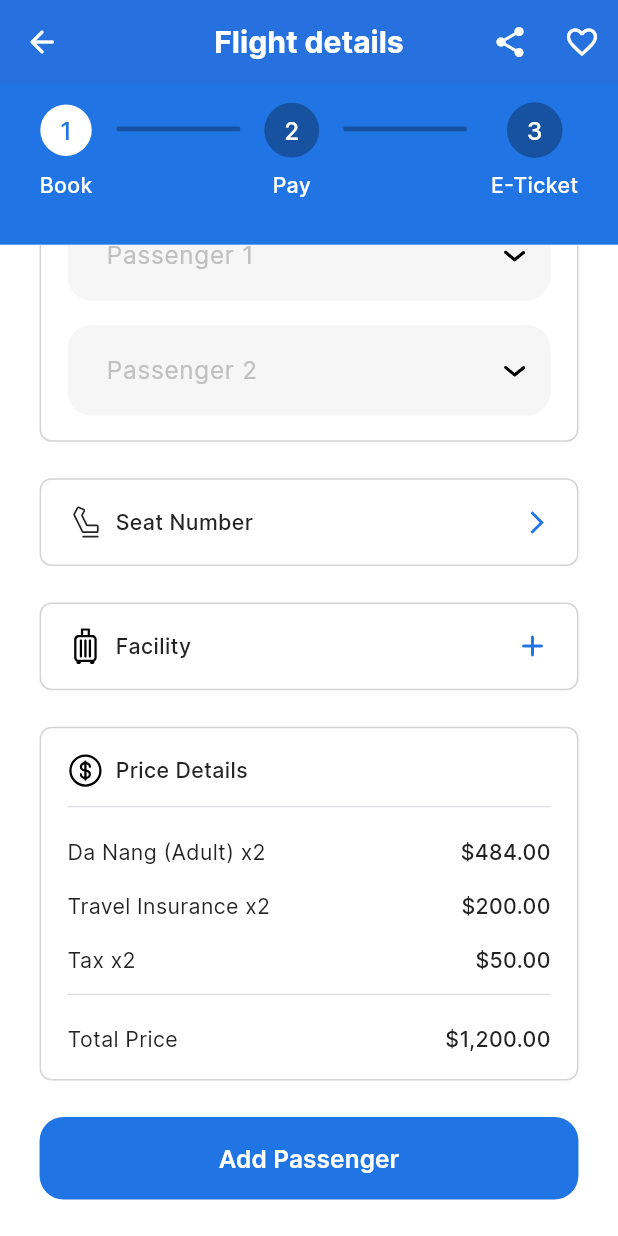
After one commit to AymenSensai/SkyCruiseApp, a Flutter app: the FlightDetailsScreen screen opened by its route, scrolled down 498 dp, after a tap on "Add Passenger", on a phone screen of 412 x 824 dp. The commit adds this screen. Run offline on Flutter 3.47's test engine with Material 3 defaults, Android fonts, the phone set to English and light mode, and no system bars; our stand-ins replace dio, flutter_otp_text_field, flutter_screenutil, flutter_spinkit, flutter_svg, fluttertoast and 4 more; generated files the repository leaves out were written again.

Commit message:
- Added Flight details screen.

```diff
--- a/lib/core/routing/app_router.dart
+++ b/lib/core/routing/app_router.dart
@@ -6,6 +6,7 @@ import '../../features/authentication/presentation/screens/forget_password_scree
 import '../../features/authentication/presentation/screens/sign_in_screen.dart';
 import '../../features/authentication/presentation/screens/sign_up_screen.dart';
 import '../../features/authentication/presentation/screens/welcome_screen.dart';
+import '../../features/flight/presentation/screens/flight_details.dart';
 import '../../features/home/presentation/screens/Home.dart';
 import '../../features/home/presentation/screens/airport_search.dart';
 import '../../features/home/presentation/screens/notification.dart';
@@ -75,6 +76,8 @@ class AppRouter {
         return MaterialPageRoute(builder: (_) => const PaymentMethodsScreen());
       case Routes.paymentMethod:
         return MaterialPageRoute(builder: (_) => const PaymentMethodScreen());
+      case Routes.flightDetails:
+        return MaterialPageRoute(builder: (_) => const FlightDetailsScreen());
 
       case Routes.search:
         return MaterialPageRoute(builder: (_) => const SearchScreen());
--- a/lib/core/routing/routes.dart
+++ b/lib/core/routing/routes.dart
@@ -25,5 +25,7 @@ class Routes {
 
   static const String search = '/search';
 
+  static const String flightDetails = '/flightDetails';
+
   static const String appHome = '/appHome';
 }
--- a/lib/core/theming/styles.dart
+++ b/lib/core/theming/styles.dart
@@ -60,6 +60,16 @@ class TextStyles {
       fontWeight: FontWeightHelper.semiBold,
       color: ColorsManager.primary500);
 
+  static TextStyle font16Primary500Medium = TextStyle(
+      fontSize: 16.sp,
+      fontWeight: FontWeightHelper.medium,
+      color: ColorsManager.primary500);
+
+  static TextStyle font16Neutral50Medium = TextStyle(
+      fontSize: 16.sp,
+      fontWeight: FontWeightHelper.medium,
+      color: ColorsManager.neutral50);
+
   static TextStyle font16Error500Semibold = TextStyle(
       fontSize: 16.sp,
       fontWeight: FontWeightHelper.semiBold,
@@ -119,6 +129,11 @@ class TextStyles {
       fontSize: 14.sp,
       fontWeight: FontWeightHelper.regular,
       color: ColorsManager.neutral800);
+
+  static TextStyle font14Neutral50Medium = TextStyle(
+      fontSize: 14.sp,
+      fontWeight: FontWeightHelper.medium,
+      color: ColorsManager.neutral50);
 
   static TextStyle font14Neutral50Regular = TextStyle(
       fontSize: 14.sp,
--- a/lib/core/utils/assets.dart
+++ b/lib/core/utils/assets.dart
@@ -62,6 +62,10 @@ abstract class Assets {
 
   static const String arrowDownward = 'assets/svgs/arrow_downward.svg';
 
+  static const String contact = 'assets/svgs/contact.svg';
+  static const String suitcase = 'assets/svgs/suitcase.svg';
+  static const String dollar = 'assets/svgs/dollar.svg';
+
   //This is dummy icons for notification screen.
   // TODO: Delete this after and don't forget to delete the icons also from assets folder
   static const String wallet = 'assets/svgs/wallet.svg';
--- a/lib/core/widgets/app_bar.dart
+++ b/lib/core/widgets/app_bar.dart
@@ -30,7 +30,7 @@ class BackCenteredTitleAppBar extends StatelessWidget
   const BackCenteredTitleAppBar({super.key, required this.title, this.action});
 
   final String title;
-  final Widget? action;
+  final List<Widget>? action;
 
   @override
   Size get preferredSize => const Size.fromHeight(kToolbarHeight);
@@ -46,7 +46,7 @@ class BackCenteredTitleAppBar extends StatelessWidget
           Icons.arrow_back_rounded,
         ),
       ),
-      actions: action != null ? [action!] : null,
+      actions: action,
     );
   }
 }
--- /dev/null
+++ b/lib/features/flight/presentation/screens/flight_details.dart
@@ -0,0 +1,351 @@
+import 'package:flutter/cupertino.dart';
+import 'package:flutter/material.dart';
+import 'package:flutter/widgets.dart';
+import 'package:flutter_screenutil/flutter_screenutil.dart';
+import 'package:flutter_svg/flutter_svg.dart';
+import 'package:sky_cruise/core/helpers/extensions.dart';
+import 'package:sky_cruise/core/helpers/spacing.dart';
+import 'package:sky_cruise/core/routing/routes.dart';
+import 'package:sky_cruise/core/theming/colors.dart';
+import 'package:sky_cruise/core/theming/styles.dart';
+import 'package:sky_cruise/core/utils/assets.dart';
+import 'package:sky_cruise/core/widgets/app_bar.dart';
+import 'package:sky_cruise/core/widgets/app_text_button.dart';
+import 'package:sky_cruise/core/widgets/flight.dart';
+import 'package:sky_cruise/features/flight/presentation/widgets/custom_stepper.dart';
+
+import '../../../../core/widgets/app_text_form_field.dart';
+
+class FlightDetailsScreen extends StatefulWidget {
+  const FlightDetailsScreen({super.key});
+
+  @override
+  State<FlightDetailsScreen> createState() => _FlightDetailsScreenState();
+}
+
+class _FlightDetailsScreenState extends State<FlightDetailsScreen> {
+  final TextEditingController controller = TextEditingController();
+  final TextEditingController controller2 = TextEditingController();
+
+  @override
+  Widget build(BuildContext context) {
+    double screenHeight = MediaQuery.of(context).size.height;
+
+    return Scaffold(
+      appBar: _appBar(),
+      body: SafeArea(
+          child: Stack(
+        children: [
+          Positioned(
+            height: screenHeight * 0.13,
+            left: 0,
+            right: 0,
+            child: Container(
+              color: ColorsManager.primary500,
+              height: 100.h,
+              padding: EdgeInsets.only(left: 24.w, right: 24.w, top: 12.h),
+              child: const CustomStepper(),
+            ),
+          ),
+          Positioned(
+            top: screenHeight * 0.13,
+            bottom: 0,
+            left: 0,
+            right: 0,
+            child: SingleChildScrollView(
+              child: Padding(
+                padding: EdgeInsets.symmetric(horizontal: 24.w, vertical: 24.h),
+                child: Column(
+                  children: [
+                    const Flight(),
+                    verticalSpace(16),
+                    _contactDetails(),
+                    verticalSpace(24),
+                    _passengerDetails(),
+                    verticalSpace(24),
+                    _seatNumber(),
+                    verticalSpace(24),
+                    _facility(),
+                    verticalSpace(24),
+                    _priceDetails(),
+                    verticalSpace(24),
+                    _addPassenger()
+                  ],
+                ),
+              ),
+            ),
+          ),
+        ],
+      )),
+    );
+  }
+
+  BackCenteredTitleAppBar _appBar() {
+    return BackCenteredTitleAppBar(
+      title: 'Flight details',
+      action: [
+        IconButton(
+          onPressed: () {},
+          icon: const Icon(Icons.share_rounded),
+        ),
+        IconButton(
+          onPressed: () {},
+          icon: const Icon(Icons.favorite_border_outlined),
+        ),
+      ],
+    );
+  }
+
+  Widget _contactDetails() {
+    return Container(
+      padding: EdgeInsets.symmetric(horizontal: 16.w, vertical: 16.h),
+      decoration: BoxDecoration(
+          border: Border.all(color: ColorsManager.neutral100, width: 1),
+          borderRadius: BorderRadius.circular(8)),
+      child: Column(
+        children: [
+          Row(
+            children: [
+              SvgPicture.asset(Assets.contact),
+              horizontalSpace(8),
+              Text(
+                'Contact Details',
+                style: TextStyles.font14Neutral900Medium,
+              ),
+              const Spacer(),
+              GestureDetector(
+                onTap: () => context.pushNamed(Routes.personalInfo),
+                child: SvgPicture.asset(Assets.edit),
+              )
+            ],
+          ),
+          Divider(
+            height: 24.h,
+            thickness: 0.5,
+          ),
+          verticalSpace(8),
+          Row(
+            mainAxisAlignment: MainAxisAlignment.spaceBetween,
+            children: [
+              Text('Name', style: TextStyles.font14Neutral900Medium),
+              Text(
+                'Monsieur Nescaffier',
+                style: TextStyles.font14Neutral900Medium,
+              ),
+            ],
+          ),
+          verticalSpace(16),
+          Row(
+            mainAxisAlignment: MainAxisAlignment.spaceBetween,
+            children: [
+              Text('Phone number', style: TextStyles.font14Neutral900Medium),
+              Text(
+                '+213 | 486841621',
+                style: TextStyles.font14Neutral900Medium,
+              ),
+            ],
+          ),
+        ],
+      ),
+    );
+  }
+
+  Widget _passengerDetails() {
+    return Container(
+      padding: EdgeInsets.symmetric(horizontal: 16.w, vertical: 16.h),
+      decoration: BoxDecoration(
+          border: Border.all(color: ColorsManager.neutral100, width: 1),
+          borderRadius: BorderRadius.circular(8)),
+      child: Column(
+        children: [
+          Row(
+            children: [
+              SvgPicture.asset(Assets.contact),
+              horizontalSpace(8),
+              Text(
+                'Passenger(s) Details',
+                style: TextStyles.font14Neutral900Medium,
+              ),
+              const Spacer(),
+              GestureDetector(
+                onTap: () => context.pushNamed(Routes.passenger),
+                child: const Icon(
+                  Icons.add_rounded,
+                  color: ColorsManager.primary500,
+                ),
+              )
+            ],
+          ),
+          Divider(
+            height: 24.h,
+            thickness: 0.5,
+          ),
+          verticalSpace(8),
+          AppTextField(
+            controller: controller,
+            hintText: 'Passenger 1',
+            suffixIcon: Padding(
+              padding: EdgeInsets.symmetric(horizontal: 8.w, vertical: 16.h),
+              child: SvgPicture.asset(Assets.arrowDownward),
+            ),
+            validator: (value) {},
+          ),
+          verticalSpace(16),
+          AppTextField(
+            controller: controller2,
+            hintText: 'Passenger 2',
+            suffixIcon: Padding(
+              padding: EdgeInsets.symmetric(horizontal: 8.w, vertical: 16.h),
+              child: SvgPicture.asset(Assets.arrowDownward),
+            ),
+            validator: (value) {},
+          ),
+        ],
+      ),
+    );
+  }
+
+  _seatNumber() {
+    return Container(
+      padding: EdgeInsets.symmetric(horizontal: 16.w, vertical: 16.h),
+      decoration: BoxDecoration(
+          border: Border.all(color: ColorsManager.neutral100, width: 1),
+          borderRadius: BorderRadius.circular(8)),
+      child: Column(
+        children: [
+          Row(
+            children: [
+              SvgPicture.asset(
+                Assets.classIcon,
+                colorFilter: const ColorFilter.mode(
+                  ColorsManager.neutral900,
+                  BlendMode.srcIn,
+                ),
+              ),
+              horizontalSpace(8),
+              Text(
+                'Seat Number',
+                style: TextStyles.font14Neutral900Medium,
+              ),
+              const Spacer(),
+              const Icon(
+                Icons.arrow_forward_ios_outlined,
+                size: 18,
+                color: ColorsManager.primary500,
+              )
+            ],
+          ),
+        ],
+      ),
+    );
+  }
+
+  _facility() {
+    return Container(
+      padding: EdgeInsets.symmetric(horizontal: 16.w, vertical: 16.h),
+      decoration: BoxDecoration(
+          border: Border.all(color: ColorsManager.neutral100, width: 1),
+          borderRadius: BorderRadius.circular(8)),
+      child: Column(
+        children: [
+          Row(
+            children: [
+              SvgPicture.asset(Assets.suitcase),
+              horizontalSpace(8),
+              Text(
+                'Facility',
+                style: TextStyles.font14Neutral900Medium,
+              ),
+              const Spacer(),
+              const Icon(
+                Icons.add_rounded,
+                color: ColorsManager.primary500,
+              )
+            ],
+          ),
+        ],
+      ),
+    );
+  }
+
+  Widget _priceDetails() {
+    return Container(
+      padding: EdgeInsets.symmetric(horizontal: 16.w, vertical: 16.h),
+      decoration: BoxDecoration(
+          border: Border.all(color: ColorsManager.neutral100, width: 1),
+          borderRadius: BorderRadius.circular(8)),
+      child: Column(
+        children: [
+          Row(
+            children: [
+              SvgPicture.asset(Assets.dollar),
+              horizontalSpace(8),
+              Text(
+                'Price Details',
+                style: TextStyles.font14Neutral900Medium,
+              ),
+            ],
+          ),
+          Divider(
+            height: 24.h,
+            thickness: 0.5,
+          ),
+          verticalSpace(8),
+          Row(
+            mainAxisAlignment: MainAxisAlignment.spaceBetween,
+            children: [
+              Text('Da Nang (Adult) x2',
+                  style: TextStyles.font14Neutral900Regular),
+              Text(
+                '\$484.00',
+                style: TextStyles.font14Neutral900Medium,
+              ),
+            ],
+          ),
+          verticalSpace(16),
+          Row(
+            mainAxisAlignment: MainAxisAlignment.spaceBetween,
+            children: [
+              Text('Travel Insurance x2',
+                  style: TextStyles.font14Neutral900Regular),
+              Text(
+                '\$200.00',
+                style: TextStyles.font14Neutral900Medium,
+              ),
+            ],
+          ),
+          verticalSpace(16),
+          Row(
+            mainAxisAlignment: MainAxisAlignment.spaceBetween,
+            children: [
+              Text('Tax x2', style: TextStyles.font14Neutral900Regular),
+              Text(
+                '\$50.00',
+                style: TextStyles.font14Neutral900Medium,
+              ),
+            ],
+          ),
+          Divider(
+            height: 24.h,
+            thickness: 0.5,
+          ),
+          verticalSpace(8),
+          Row(
+            mainAxisAlignment: MainAxisAlignment.spaceBetween,
+            children: [
+              Text('Total Price', style: TextStyles.font14Neutral900Regular),
+              Text(
+                '\$1,200.00',
+                style: TextStyles.font14Neutral900Medium,
+              ),
+            ],
+          ),
+        ],
+      ),
+    );
+  }
+
+  Widget _addPassenger() {
+    return AppTextButton(buttonText: 'Add Passenger', onPressed: () {});
+  }
+}
--- /dev/null
+++ b/lib/features/flight/presentation/widgets/custom_stepper.dart
@@ -0,0 +1,70 @@
+import 'package:flutter/material.dart';
+import 'package:flutter_screenutil/flutter_screenutil.dart';
+
+import '../../../../core/helpers/spacing.dart';
+import '../../../../core/theming/colors.dart';
+import '../../../../core/theming/styles.dart';
+
+class CustomStepper extends StatelessWidget {
+  const CustomStepper({super.key});
+
+  @override
+  Widget build(BuildContext context) {
+    return Row(
+      mainAxisAlignment: MainAxisAlignment.spaceBetween,
+      crossAxisAlignment: CrossAxisAlignment.start,
+      children: [
+        _stepItem(
+          1,
+          "Book",
+          true,
+        ),
+        Container(
+          width: 75.w,
+          height: 3.h,
+          margin: EdgeInsets.only(top: 16.h),
+          decoration: BoxDecoration(
+              color: ColorsManager.primary700,
+              borderRadius: BorderRadius.circular(1)),
+        ),
+        _stepItem(2, "Pay", false),
+        Container(
+          width: 75.w,
+          height: 3.h,
+          margin: EdgeInsets.only(top: 16.h),
+          decoration: BoxDecoration(
+              color: ColorsManager.primary700,
+              borderRadius: BorderRadius.circular(1)),
+        ),
+        _stepItem(3, "E-Ticket", false),
+      ],
+    );
+  }
+
+  Widget _stepItem(int stepNumber, String stepText, bool isActive) {
+    return Column(
+      crossAxisAlignment: CrossAxisAlignment.center,
+      children: [
+        Container(
+          padding: EdgeInsets.symmetric(horizontal: 12.w, vertical: 7.h),
+          decoration: BoxDecoration(
+            shape: BoxShape.circle,
+            color:
+                isActive ? ColorsManager.neutral50 : ColorsManager.primary700,
+          ),
+          child: Text(
+            stepNumber.toString(),
+            style: isActive
+                ? TextStyles.font16Primary500Medium
+                : TextStyles.font16Neutral50Medium,
+          ),
+        ),
+        verticalSpace(8),
+        Text(
+          stepText,
+          style: TextStyles.font14Neutral50Medium,
+        ),
+      ],
+    );
+  }
+}
--- a/lib/features/profile/presentation/screens/passengers_list.dart
+++ b/lib/features/profile/presentation/screens/passengers_list.dart
@@ -63,13 +63,15 @@ class PassengersListScreen extends StatelessWidget {
   BackCenteredTitleAppBar _appBar(BuildContext context) {
     return BackCenteredTitleAppBar(
       title: 'Passengers List',
-      action: IconButton(
-        onPressed: () => context.pushNamed(Routes.passenger),
-        icon: const Icon(
-          Icons.add_rounded,
-          color: ColorsManager.neutral50,
+      action: [
+        IconButton(
+          onPressed: () => context.pushNamed(Routes.passenger),
+          icon: const Icon(
+            Icons.add_rounded,
+            color: ColorsManager.neutral50,
+          ),
         ),
-      ),
+      ],
     );
   }
 
--- a/lib/features/profile/presentation/screens/payment_methods.dart
+++ b/lib/features/profile/presentation/screens/payment_methods.dart
@@ -38,13 +38,15 @@ class PaymentMethodsScreen extends StatelessWidget {
   BackCenteredTitleAppBar _appBar(BuildContext context) {
     return BackCenteredTitleAppBar(
       title: 'Payment Methods',
-      action: IconButton(
-        onPressed: () => context.pushNamed(Routes.paymentMethod),
-        icon: const Icon(
-          Icons.add_rounded,
-          color: ColorsManager.neutral50,
-        ),
-      ),
+      action: [
+        IconButton(
+          onPressed: () => context.pushNamed(Routes.paymentMethod),
+          icon: const Icon(
+            Icons.add_rounded,
+            color: ColorsManager.neutral50,
+          ),
+        )
+      ],
     );
   }
 
--- a/lib/features/search/presentation/screens/search.dart
+++ b/lib/features/search/presentation/screens/search.dart
@@ -1,5 +1,7 @@
 import 'package:flutter/material.dart';
 import 'package:flutter_screenutil/flutter_screenutil.dart';
+import 'package:sky_cruise/core/helpers/extensions.dart';
+import 'package:sky_cruise/core/routing/routes.dart';
 
 import '../../../../core/helpers/spacing.dart';
 import '../../../../core/theming/colors.dart';
@@ -48,11 +50,14 @@ class _SearchScreenState extends State<SearchScreen> {
               verticalSpace(16),
               Padding(
                 padding: EdgeInsets.symmetric(horizontal: 24.w),
-                child: const Column(
+                child: Column(
                   children: [
-                    Flight(),
-                    Flight(),
-                    Flight(),
+                    GestureDetector(
+                      onTap: () => context.pushNamed(Routes.flightDetails),
+                      child: const Flight(),
+                    ),
+                    const Flight(),
+                    const Flight(),
                   ],
                 ),
               ),
```
Also changed, not shown: assets/svgs/contact.svg (added), assets/svgs/dollar.svg (added), assets/svgs/suitcase.svg (added).
